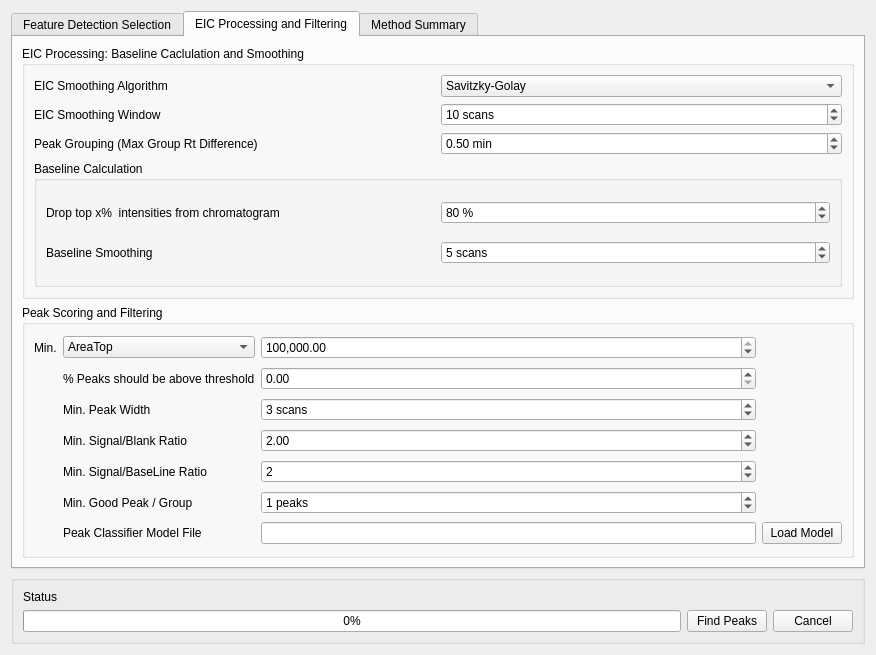
Above: mzroll/forms/peakdetectiondialog.ui from ElucidataInc/ElMaven before the change. Below: the same form after it.
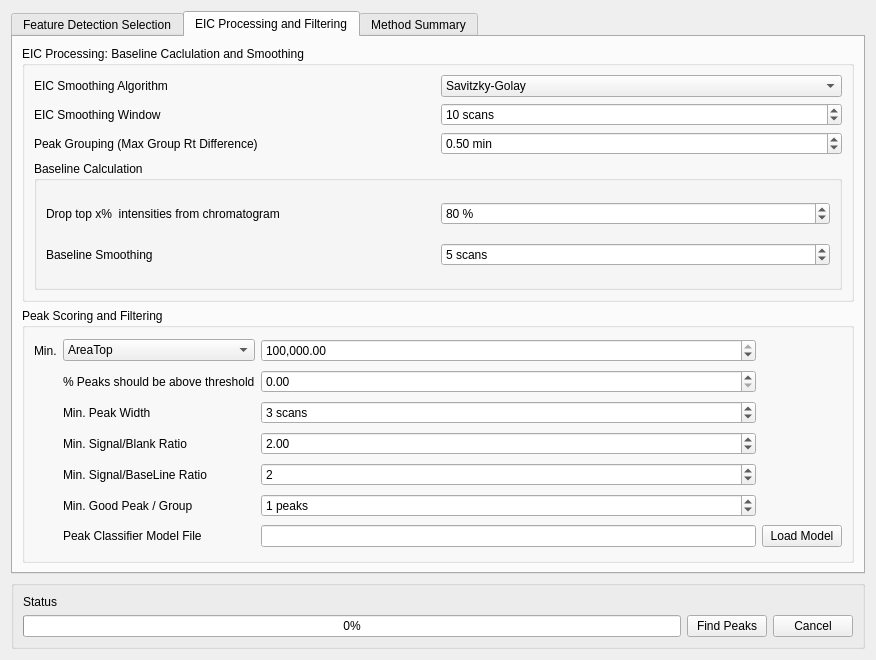
That is the form after the change.

Commit message: Fix: Change maximum quantity of quantile percent to 100.00

What changed in the file:
```diff
--- a/mzroll/forms/peakdetectiondialog.ui
+++ b/mzroll/forms/peakdetectiondialog.ui
@@ -7,7 +7,7 @@
     <x>0</x>
     <y>0</y>
     <width>876</width>
-    <height>655</height>
+    <height>660</height>
    </rect>
   </property>
   <property name="windowTitle">
@@ -578,7 +578,11 @@
            </widget>
           </item>
           <item row="3" column="2">
-           <widget class="QDoubleSpinBox" name="quantilePercent"/>
+           <widget class="QDoubleSpinBox" name="quantilePercent">
+            <property name="maximum">
+             <double>100.000000000000000</double>
+            </property>
+           </widget>
           </item>
           <item row="2" column="0">
            <widget class="QLabel" name="label_24">
```
